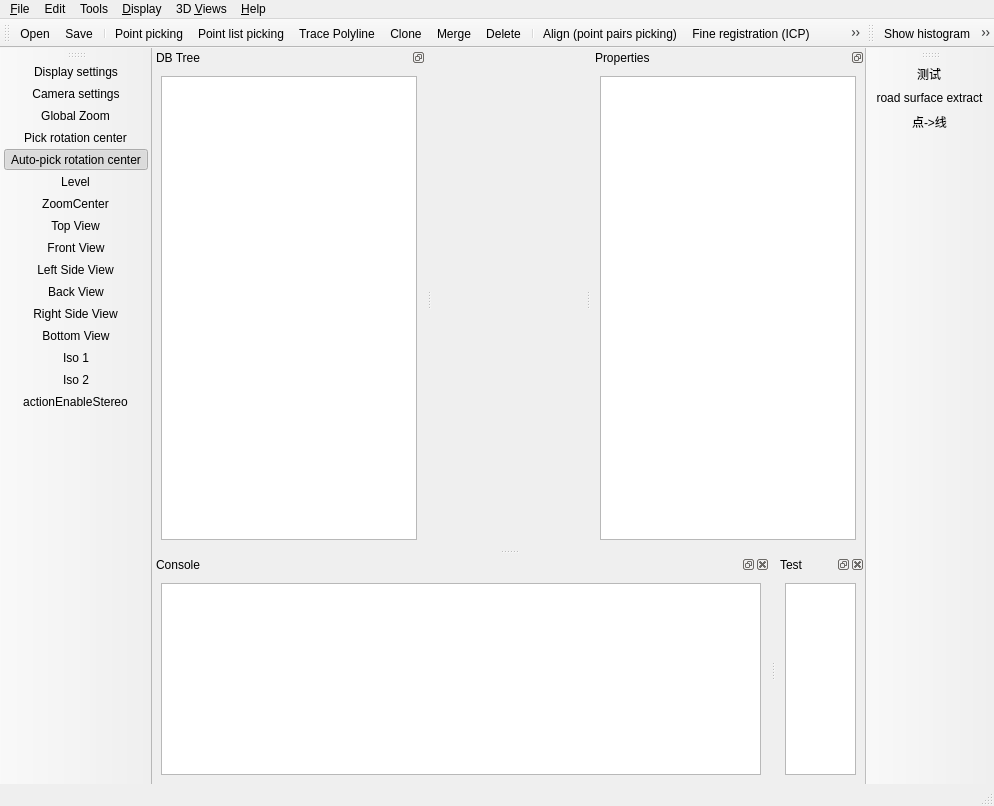
First picture: the form in qCC/ui_templates/mainWindow.ui, repository lljydyx/ForkCloudCompare, before the edit.
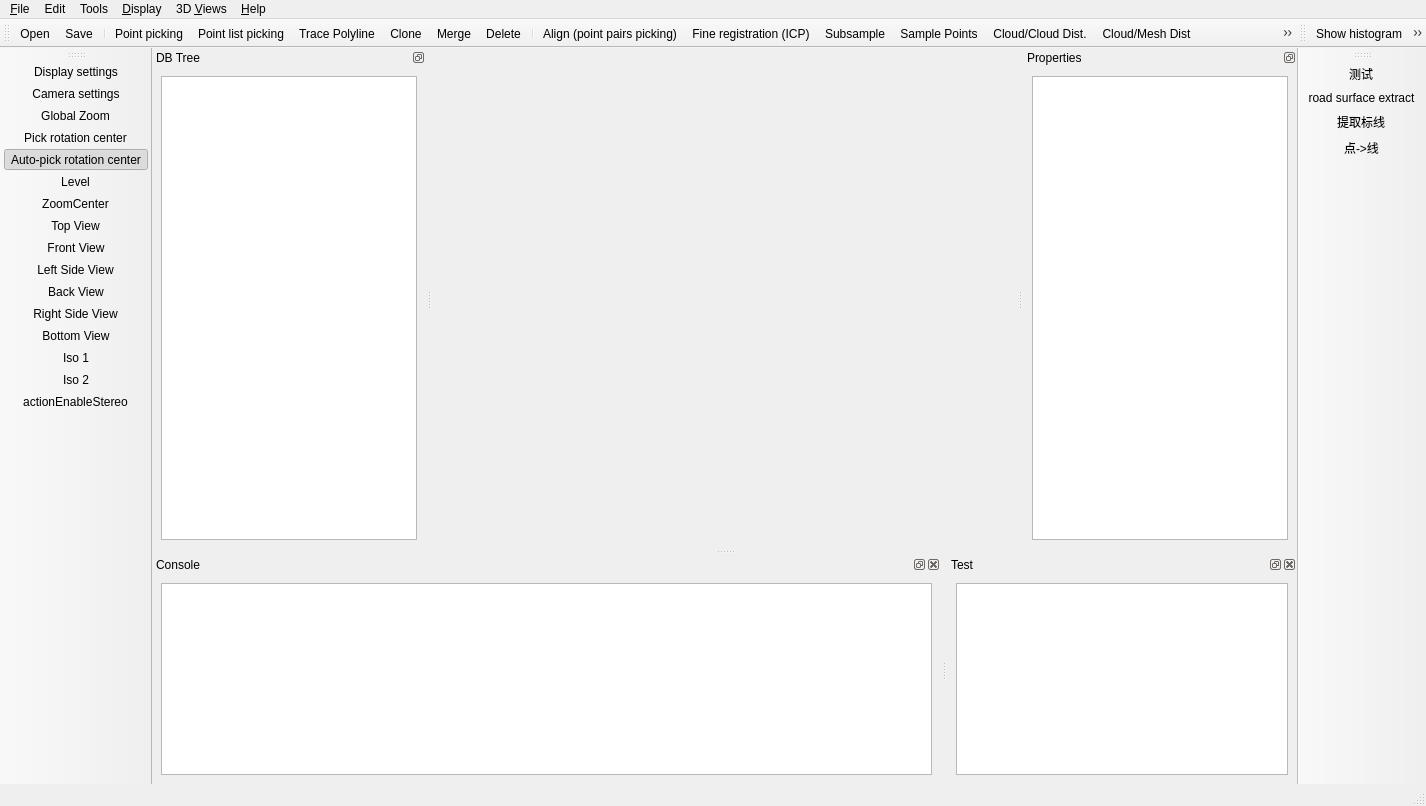
Second picture: the form after the edit. Icons and pictures are not drawn. Custom widgets are drawn as their Qt base class.

Diff of the .ui file:
```diff
--- a/qCC/ui_templates/mainWindow.ui
+++ b/qCC/ui_templates/mainWindow.ui
@@ -6,7 +6,7 @@
    <rect>
     <x>0</x>
     <y>0</y>
-    <width>830</width>
+    <width>1426</width>
     <height>806</height>
    </rect>
   </property>
@@ -38,7 +38,7 @@
     <rect>
      <x>0</x>
      <y>0</y>
-     <width>830</width>
+     <width>1426</width>
      <height>23</height>
     </rect>
    </property>
@@ -801,13 +801,14 @@
    </attribute>
    <addaction name="actionDoTest"/>
    <addaction name="actionRSE"/>
+   <addaction name="actionExtractTrafficMarking"/>
    <addaction name="actionPCtoPolyline"/>
   </widget>
   <widget class="QDockWidget" name="dockWidgetTest">
    <property name="minimumSize">
     <size>
      <width>89</width>
-     <height>30</height>
+     <height>70</height>
     </size>
    </property>
    <property name="allowedAreas">
@@ -3116,7 +3117,7 @@
   </action>
   <action name="actionExtractTrafficMarking">
    <property name="text">
-    <string>提取交通标线</string>
+    <string>提取标线</string>
    </property>
    <property name="toolTip">
     <string>矢量化交通标线</string>
```
Left out of the diff: 12 changed lines with no effect on the pictures.
